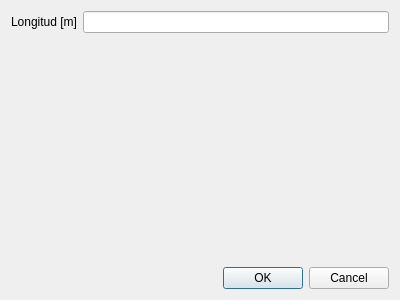
Before: the Qt Designer form mkstools/dialogs/dlgeditvigasimplementeapoyada.ui in diegowald/mkstools, drawn with Qt 5.
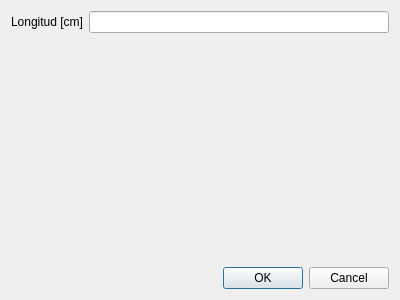
After: the same form once the commit is applied.

```diff
--- a/mkstools/dialogs/dlgeditvigasimplementeapoyada.ui
+++ b/mkstools/dialogs/dlgeditvigasimplementeapoyada.ui
@@ -19,7 +19,7 @@
      <item row="0" column="0">
       <widget class="QLabel" name="label">
        <property name="text">
-        <string>Longitud [m]</string>
+        <string>Longitud [cm]</string>
        </property>
       </widget>
      </item>
```
